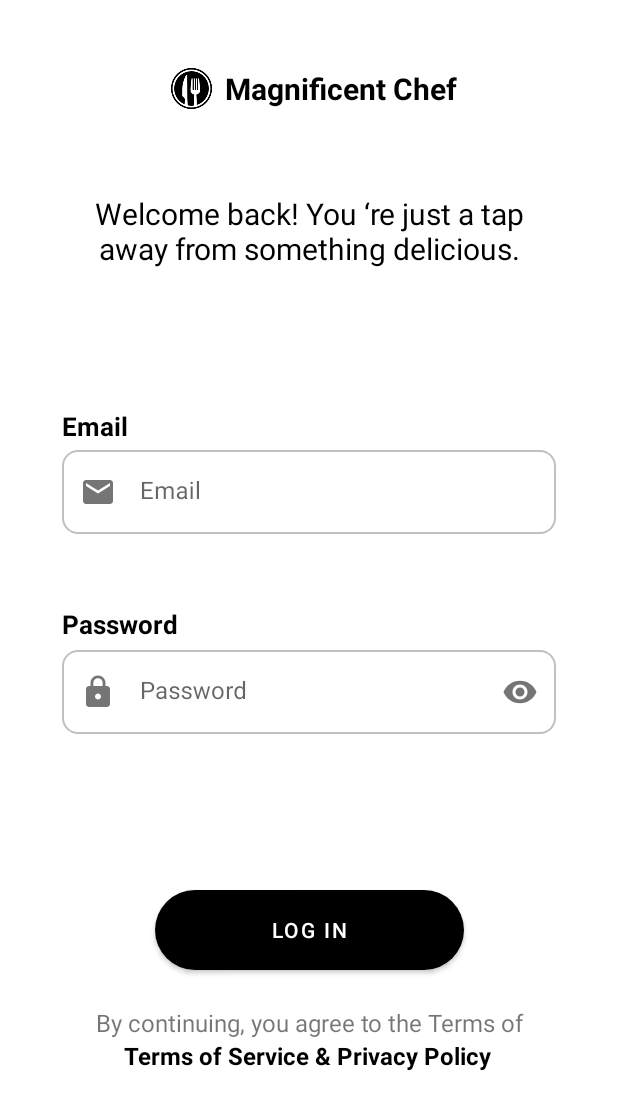
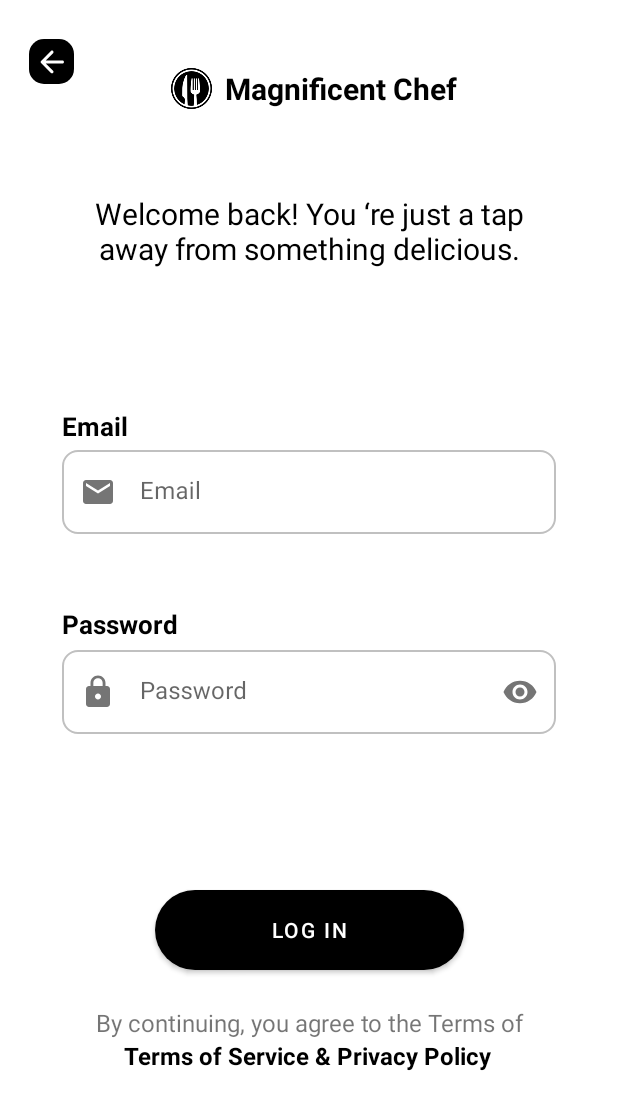
Before and after one commit to Hamed-mohamed-Git/Magnificent_Chef, an Android app: the loginFragment screen opened through its navigation route, on a phone screen of 412 x 824 dp. Shown: the top 1109 px of the screen. Run offline under Robolectric (Android 15) with nearby library versions, the phone set to English and light mode, and no system bars; our stand-ins replace Firebase (no records; nobody signed in at launch, a user with empty details on screens opened directly); Roboto replaces fonts that are not available here.

Commit message:
fix: add some views in Register screens

```diff
--- a/app/src/main/java/com/example/magnificentchef/view/login/loginFragment.java
+++ b/app/src/main/java/com/example/magnificentchef/view/login/loginFragment.java
@@ -13,6 +13,7 @@ import android.view.View;
 import android.view.ViewGroup;
 import android.widget.Button;
 import android.widget.EditText;
+import android.widget.ImageButton;
 import android.widget.TextView;
 
 import com.example.magnificentchef.R;
@@ -30,7 +31,7 @@ public class loginFragment extends Fragment implements LoginPresenterInterface {
     private TextInputEditText emailEditText, passwordEditText;
     private TextInputLayout email,password;
     private TextView incorrectTexView;
-
+    private ImageButton backImageButton;
 
     @Override
     public void onCreate(Bundle savedInstanceState) {
@@ -53,6 +54,7 @@ public class loginFragment extends Fragment implements LoginPresenterInterface {
         email = view.findViewById(R.id.user_nametv2);
         password = view.findViewById(R.id.user_nametv3);
         incorrectTexView = view.findViewById(R.id.registerErrorTextView);
+        backImageButton = view.findViewById(R.id.back_button);
 
         login.setOnClickListener((view1 -> {
             email.setErrorEnabled(false);
@@ -62,6 +64,10 @@ public class loginFragment extends Fragment implements LoginPresenterInterface {
             loginPresenter.logIn(emailEditText.getText().toString(),
                     passwordEditText.getText().toString());
         }));
+
+        backImageButton.setOnClickListener((view1) ->{
+            Navigation.findNavController(getView()).popBackStack();
+        });
 
     }
 
@@ -73,7 +79,6 @@ public class loginFragment extends Fragment implements LoginPresenterInterface {
 
     @Override
     public void onLoginFailure(int errorCode) {
-
         switch (errorCode){
             case RegistrationError.EMPTY_USER_EMAIL :
                 email.setErrorEnabled(true);
--- /dev/null
+++ b/app/src/main/res/drawable/back_button_background.xml
@@ -0,0 +1,17 @@
+<?xml version="1.0" encoding="utf-8"?>
+<selector xmlns:android="http://schemas.android.com/apk/res/android">
+    <item android:state_pressed="false">
+        <shape android:shape="rectangle">
+            <corners android:radius="10dp"/>
+            <solid android:color="@color/black"/>
+        </shape>
+    </item>
+
+    <item android:state_pressed="true">
+        <shape android:shape="rectangle">
+            <corners android:radius="10dp"/>
+            <solid android:color="@color/backgroundTheme"/>
+        </shape>
+    </item>
+
+</selector>
--- /dev/null
+++ b/app/src/main/res/drawable/back_button_img.xml
@@ -0,0 +1,5 @@
+<vector android:autoMirrored="true" android:height="24dp"
+    android:tint="#000000" android:viewportHeight="24"
+    android:viewportWidth="24" android:width="24dp" xmlns:android="http://schemas.android.com/apk/res/android">
+    <path android:fillColor="@android:color/white" android:pathData="M19,11H7.83l4.88,-4.88c0.39,-0.39 0.39,-1.03 0,-1.42 -0.39,-0.39 -1.02,-0.39 -1.41,0l-6.59,6.59c-0.39,0.39 -0.39,1.02 0,1.41l6.59,6.59c0.39,0.39 1.02,0.39 1.41,0 0.39,-0.39 0.39,-1.02 0,-1.41L7.83,13H19c0.55,0 1,-0.45 1,-1s-0.45,-1 -1,-1z"/>
+</vector>
--- /dev/null
+++ b/app/src/main/res/drawable/buttons_ripple.xml
@@ -0,0 +1,4 @@
+<?xml version="1.0" encoding="utf-8"?>
+<ripple xmlns:android="http://schemas.android.com/apk/res/android" android:color="@color/black">
+    <item android:drawable="@drawable/round_btn"/>
+</ripple>
--- a/app/src/main/res/layout/fragment_login.xml
+++ b/app/src/main/res/layout/fragment_login.xml
@@ -36,7 +36,7 @@
 
     <TextView
         android:id="@+id/textView10"
-        android:layout_width="118dp"
+        android:layout_width="wrap_content"
         android:layout_height="wrap_content"
         android:text="@string/emailAccount"
         android:textColor="@color/black"
@@ -47,7 +47,7 @@
 
     <TextView
         android:id="@+id/textView11"
-        android:layout_width="118dp"
+        android:layout_width="wrap_content"
         android:layout_height="wrap_content"
         android:text="@string/password"
         android:textColor="@color/black"
@@ -76,11 +76,11 @@
         android:layout_width="0dp"
         android:layout_height="wrap_content"
         android:layout_marginTop="4dp"
+        app:errorContentDescription="@string/textLogin"
+        app:errorIconTint="@color/black"
+        app:errorTextColor="@color/black"
         app:layout_constraintEnd_toStartOf="@+id/guideline3"
         app:layout_constraintHorizontal_bias="0.0"
-        app:errorIconTint="@color/black"
-        app:errorTextColor="@color/black"
-        app:errorContentDescription="@string/textLogin"
         app:layout_constraintStart_toStartOf="@+id/guideline2"
         app:layout_constraintTop_toBottomOf="@+id/textView10"
         app:startIconDrawable="@drawable/email">
@@ -209,4 +209,26 @@
         app:layout_constraintStart_toStartOf="@+id/guideline2"
         app:layout_constraintTop_toBottomOf="@+id/user_nametv3" />
 
+    <ImageButton
+        android:id="@+id/back_button"
+        android:layout_width="30dp"
+        android:layout_height="30sp"
+        android:layout_marginTop="15dp"
+        android:background="@drawable/back_button_background"
+        android:src="@drawable/back_button_img"
+        android:tint="@color/white"
+        app:layout_constraintBottom_toTopOf="@+id/guideline16"
+        app:layout_constraintEnd_toEndOf="parent"
+        app:layout_constraintHorizontal_bias="0.05"
+        app:layout_constraintStart_toStartOf="parent"
+        app:layout_constraintTop_toTopOf="parent"
+        tools:ignore="UseAppTint,TouchTargetSizeCheck" />
+
+    <androidx.constraintlayout.widget.Guideline
+        android:id="@+id/guideline16"
+        android:layout_width="wrap_content"
+        android:layout_height="wrap_content"
+        android:orientation="horizontal"
+        app:layout_constraintGuide_percent="0.08" />
+
 </androidx.constraintlayout.widget.ConstraintLayout>
--- a/app/src/main/res/layout/fragment_splash_screen.xml
+++ b/app/src/main/res/layout/fragment_splash_screen.xml
@@ -49,7 +49,7 @@
         app:layout_constraintTop_toBottomOf="@+id/textView2"
         app:lottie_autoPlay="true"
         app:lottie_loop="false"
-        app:lottie_rawRes="@raw/splash_screen_animation" />
+        app:lottie_rawRes="@raw/splash_screen_ani" />
 
     <ImageView
         android:id="@+id/imageView"
--- a/app/src/main/res/values/colors.xml
+++ b/app/src/main/res/values/colors.xml
@@ -11,5 +11,6 @@
     <color name="btnColorDark">#111738</color>
     <color name="strokeForEDT">#C0C0C0</color>
     <color name="backgroundTheme">#3A3A3A</color>
+    <color name="transparent_color">#80000000</color>
 
 </resources>
--- a/app/src/main/res/values/strings.xml
+++ b/app/src/main/res/values/strings.xml
@@ -36,5 +36,6 @@
     <string name="check">Check</string>
     <string name="invalid_email_and_password_message">Your email and password is invalid!</string>
     <string name="email_password_incorrect">\"Incorrect information entered, Email or password \"</string>
+    <string name="skip_button">Skip</string>
 
 </resources>
```
Also changed, not shown: app/src/main/java/com/example/magnificentchef/view/register/RegisterFragment.java (+12 -6 lines), app/src/main/java/com/example/magnificentchef/view/splash/SplashScreenFragment.java (+13 -4 lines), app/src/main/res/drawable/skip_button_background.xml (added, +21 -0 lines), app/src/main/res/layout/fragment_register.xml (+42 -6 lines), app/src/main/res/raw/splash_screen_ani.json (added, +1 -0 lines).
